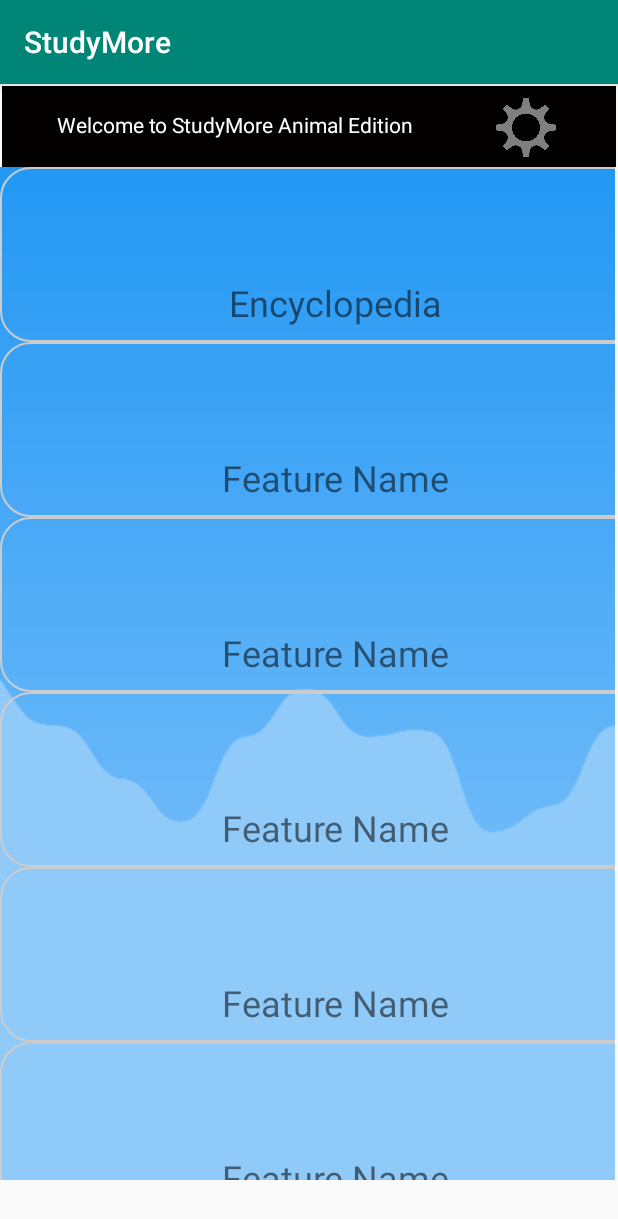
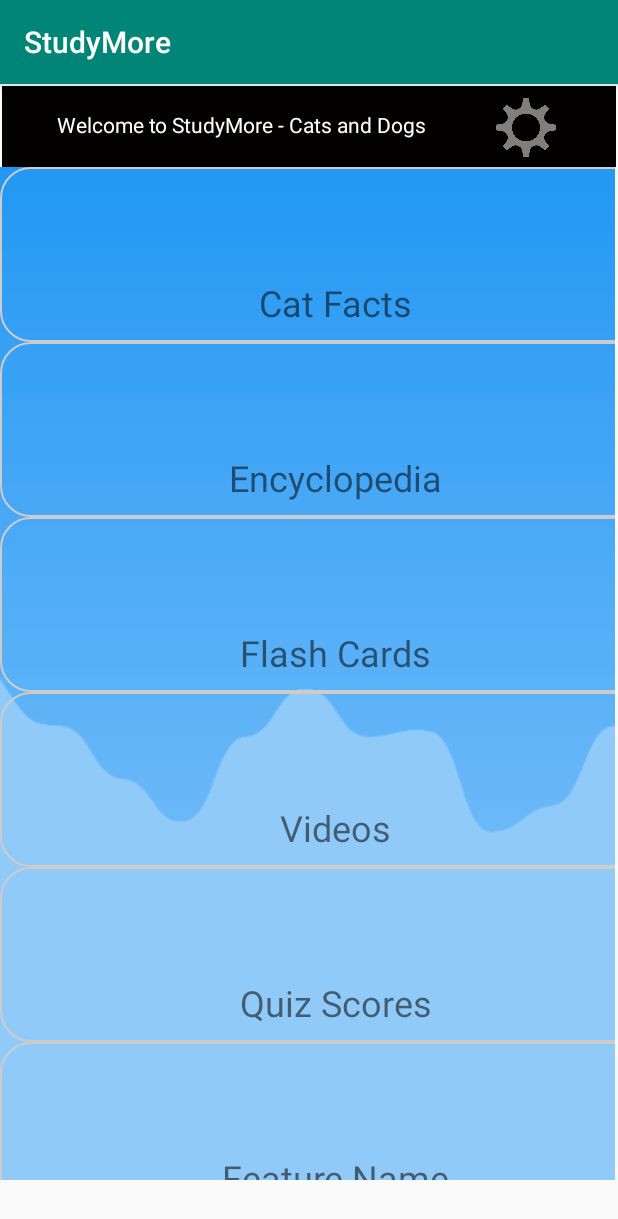
Before and after one commit to raytheguy/INFS3634_StudyMore_G10, an Android app: the screen it shows after launch (MainActivity), on a phone screen of 412 x 824 dp. Shown: the top 1219 px of the screen. Run offline under Robolectric (Android 15) with nearby library versions, the phone set to English and light mode, and no system bars.

Commit message:
Minor UI Changes
Minor UI Changes

```diff
--- a/StudyMore/app/build.gradle
+++ b/StudyMore/app/build.gradle
@@ -23,6 +23,7 @@ dependencies {
     implementation fileTree(dir: 'libs', include: ['*.jar'])
     implementation 'androidx.appcompat:appcompat:1.0.2'
     implementation 'androidx.constraintlayout:constraintlayout:1.1.3'
+    implementation 'com.google.android.material:material:1.0.0'
     testImplementation 'junit:junit:4.12'
     androidTestImplementation 'androidx.test.ext:junit:1.1.0'
     androidTestImplementation 'androidx.test.espresso:espresso-core:3.1.1'
--- a/StudyMore/app/src/main/AndroidManifest.xml
+++ b/StudyMore/app/src/main/AndroidManifest.xml
@@ -1,6 +1,7 @@
 <?xml version="1.0" encoding="utf-8"?>
 <manifest xmlns:android="http://schemas.android.com/apk/res/android"
     package="com.example.studymore">
+
     <uses-permission android:name="android.permission.INTERNET" />
 
     <application
@@ -10,6 +11,10 @@
         android:roundIcon="@mipmap/ic_launcher_round"
         android:supportsRtl="true"
         android:theme="@style/AppTheme">
+        <activity
+            android:name=".FactsActivity"
+            android:label="@string/title_activity_facts"
+            android:theme="@style/AppTheme.NoActionBar"></activity>
         <activity android:name=".MainActivity">
             <intent-filter>
                 <action android:name="android.intent.action.MAIN" />
--- a/StudyMore/app/src/main/java/com/example/studymore/MainActivity.java
+++ b/StudyMore/app/src/main/java/com/example/studymore/MainActivity.java
@@ -3,19 +3,54 @@ package com.example.studymore;
 import androidx.appcompat.app.AppCompatActivity;
 import androidx.constraintlayout.widget.ConstraintLayout;
 
+import android.content.Intent;
 import android.os.Bundle;
+import android.view.View;
 import android.widget.ImageButton;
+import android.widget.ImageView;
 import android.widget.TextView;
+
+import com.google.android.material.snackbar.Snackbar;
 
 public class MainActivity extends AppCompatActivity {
 
     public ImageButton settingsButton;
 
-    //create all the
-    //recyclerview unsuitable for this situation
+    //create all the boxes with the features
+    //recyclerView will be inefficient in this situation as
+    //it will make it too complicated i.e. need a switch statement in the recyclerView
+    //to see which ID has been clicked, to see which explicit intent to make (which fragment/activity)
+    //also need a database with the imageIds, name of the feature etc.
     //everything is static
+
+    //box 1
     public TextView text1;
+    public ImageView imageView1;
     public ConstraintLayout box1;
+    //box 2
+    public TextView text2;
+    public ImageView imageView2;
+    public ConstraintLayout box2;
+
+    //box 3
+    public TextView text3;
+    public ImageView imageView3;
+    public ConstraintLayout box3;
+
+    //box 4
+    public TextView text4;
+    public ImageView imageView4;
+    public ConstraintLayout box4;
+
+    //box 5
+    public TextView text5;
+    public ImageView imageView5;
+    public ConstraintLayout box5;
+
+    //box 6
+    public TextView text6;
+    public ImageView imageView6;
+    public ConstraintLayout box6;
 
     @Override
     protected void onCreate(Bundle savedInstanceState) {
@@ -25,19 +60,49 @@ public class MainActivity extends AppCompatActivity {
         settingsButton.setImageResource(R.drawable.settingsclog);
 
         //set Box 1
+        //Daily Cat Facts
+        //API: https://app.swaggerhub.com/apis-docs/whiterabbit8/meowfacts/1.0.0#/public/queryFacts
+        //https://meowfacts.herokuapp.com/
         box1 = findViewById(R.id.featureone);
         text1 = box1.findViewById(R.id.featureName);
-        text1.setText("Encyclopedia");
+        text1.setText("Cat Facts");
+        //onClick Listener when the 'holder' or constraintLayout is clicked
+        box1.setOnClickListener(new View.OnClickListener() {
+            @Override
+            public void onClick(View myView) {
+                Intent intentBtn = new Intent(myView.getContext(), FactsActivity.class);
+                startActivity(intentBtn);
+            }
+        });
+
 
         //set Box 2
+        //Encyclopedia with Animals and Their Facts (Have search function is API supports)
+        box2 = findViewById(R.id.featuretwo);
+        text2 = box2.findViewById(R.id.featureName);
+        text2.setText("Encyclopedia");
 
         //set Box 3
+        //Flash cards that display questions and answers
+        box3 = findViewById(R.id.featurethree);
+        text3 = box3.findViewById(R.id.featureName);
+        text3.setText("Flash Cards");
 
         //set Box 4
+        box4 = findViewById(R.id.featurefour);
+        text4 = box4.findViewById(R.id.featureName);
+        text4.setText("Quiz");
 
         //set Box 5
+        box5 = findViewById(R.id.featurefour);
+        text5 = box5.findViewById(R.id.featureName);
+        text5.setText("Videos");
 
         //set Box 6
+        box6 = findViewById(R.id.featurefive);
+        text6 = box6.findViewById(R.id.featureName);
+        text6.setText("Quiz Scores");
+
 
     }
 
--- a/StudyMore/app/src/main/res/layout/activity_main.xml
+++ b/StudyMore/app/src/main/res/layout/activity_main.xml
@@ -54,7 +54,7 @@
                 android:layout_height="wrap_content"
                 android:layout_marginStart="36dp"
                 android:layout_marginTop="16dp"
-                android:text="Welcome to StudyMore Animal Edition"
+                android:text="Welcome to StudyMore - Cats and Dogs"
                 android:textAlignment="textEnd"
                 android:textColor="#FFFFFF"
                 app:layout_constraintStart_toStartOf="parent"
--- /dev/null
+++ b/StudyMore/app/src/main/res/values/dimens.xml
@@ -0,0 +1,3 @@
+<resources>
+    <dimen name="fab_margin">16dp</dimen>
+</resources>
--- a/StudyMore/app/src/main/res/values/strings.xml
+++ b/StudyMore/app/src/main/res/values/strings.xml
@@ -1,3 +1,4 @@
 <resources>
     <string name="app_name">StudyMore</string>
+    <string name="title_activity_facts">FactsActivity</string>
 </resources>
--- a/StudyMore/app/src/main/res/values/styles.xml
+++ b/StudyMore/app/src/main/res/values/styles.xml
@@ -8,4 +8,13 @@
         <item name="colorAccent">@color/colorAccent</item>
     </style>
 
+    <style name="AppTheme.NoActionBar">
+        <item name="windowActionBar">false</item>
+        <item name="windowNoTitle">true</item>
+    </style>
+
+    <style name="AppTheme.AppBarOverlay" parent="ThemeOverlay.AppCompat.Dark.ActionBar" />
+
+    <style name="AppTheme.PopupOverlay" parent="ThemeOverlay.AppCompat.Light" />
+
 </resources>
```
Also changed, not shown: StudyMore/app/src/main/java/com/example/studymore/FactsActivity.java (added, +35 -0 lines), StudyMore/app/src/main/res/layout/activity_facts.xml (added, +47 -0 lines).
